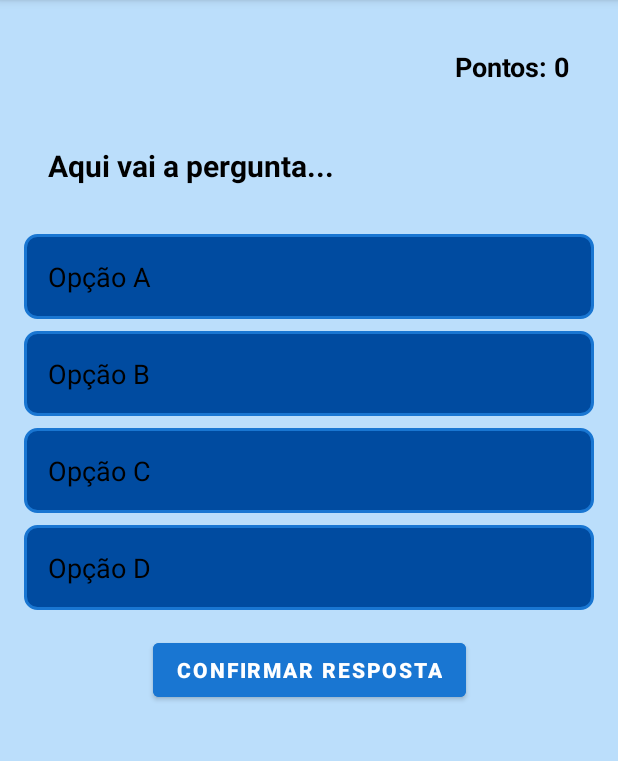
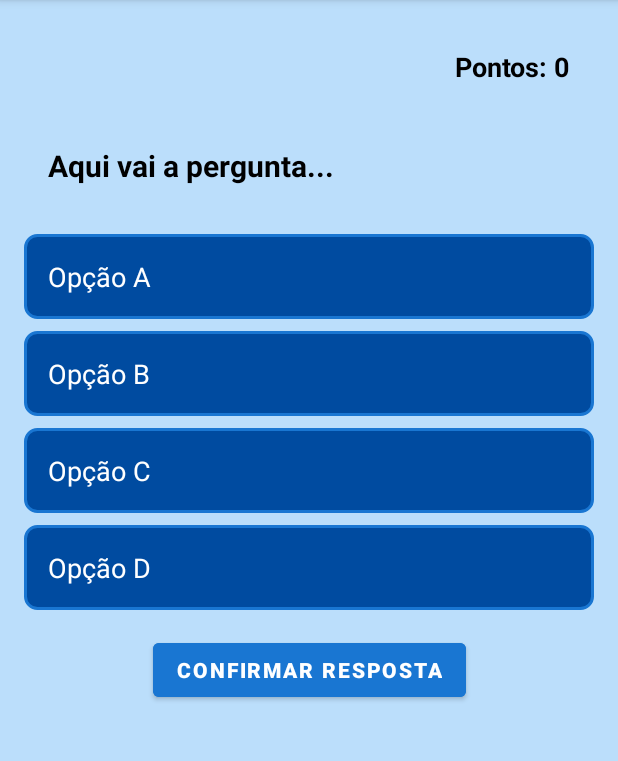
Before and after one commit to rafaelmarcal1/QuizAedes, an Android app: the PerguntasActivity screen opened directly, with no data from a screen before it, on a phone screen of 412 x 824 dp, the part 84-845 px from its top. Run offline under Robolectric (Android 15) with nearby library versions, the phone set to English and light mode, and no system bars; our stand-ins replace Firebase (no records; nobody signed in at launch, a user with empty details on screens opened directly).

Commit message:
Melhorias na tela de perguntas.

```diff
--- a/app/src/main/res/layout/activity_perguntas.xml
+++ b/app/src/main/res/layout/activity_perguntas.xml
@@ -57,7 +57,7 @@
             android:background="@drawable/radio_button_background"
             android:text="Opção A"
             android:textSize="18sp"
-            android:textColor="#000"
+            android:textColor="#FFF"
             android:button="@null"
             android:layout_marginBottom="8dp" />
 
@@ -70,7 +70,7 @@
             android:background="@drawable/radio_button_background"
             android:text="Opção B"
             android:textSize="18sp"
-            android:textColor="#000"
+            android:textColor="#FFF"
             android:button="@null"
             android:layout_marginBottom="8dp" />
 
@@ -83,7 +83,7 @@
             android:background="@drawable/radio_button_background"
             android:text="Opção C"
             android:textSize="18sp"
-            android:textColor="#000"
+            android:textColor="#FFF"
             android:button="@null"
             android:layout_marginBottom="8dp" />
 
@@ -96,7 +96,7 @@
             android:background="@drawable/radio_button_background"
             android:text="Opção D"
             android:textSize="18sp"
-            android:textColor="#000"
+            android:textColor="#FFF"
             android:button="@null" />
     </RadioGroup>
     <!-- Botão para confirmar resposta -->
--- a/app/src/main/res/values/colors.xml
+++ b/app/src/main/res/values/colors.xml
@@ -12,5 +12,7 @@
     <!-- Mais cores -->
     <color name="primaryDarkColor">#363636</color>
     <color name="holo_red_light">#FF0000</color>
+    <color name="red">#920E04</color>
+    <color name="green">#0C8A02</color>
 
 </resources>
```
Also changed, not shown: app/src/main/java/rafaelmarcal/ifsp/edu/quizaedes/ui/perguntas/PerguntasActivity.java (+11 -3 lines).
